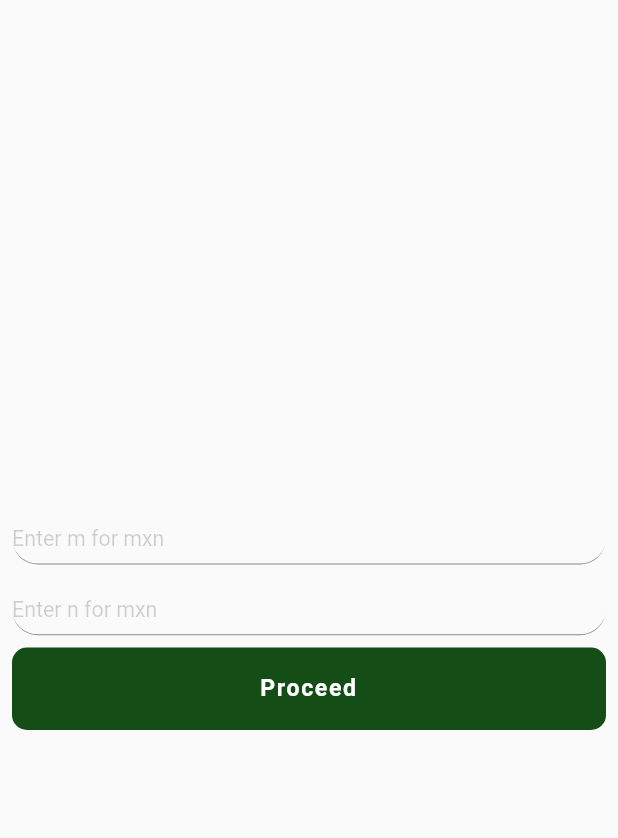
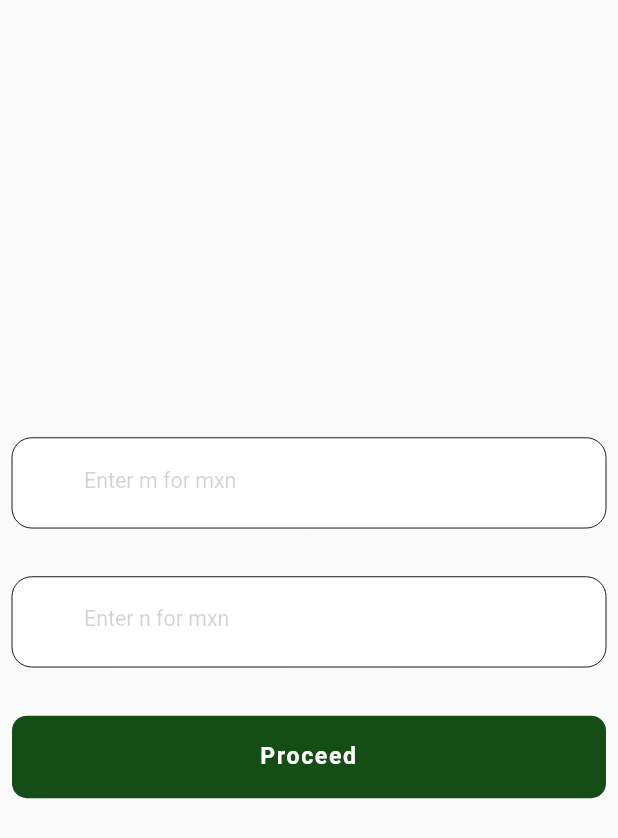
Before and after one commit to uttam-laila/mobigic_test, a Flutter app: the screen it shows after launch, after a tap on "Proceed", on a phone screen of 412 x 824 dp. Shown: the top 838 px of the screen. Run offline on Flutter 3.47's test engine with Material 2 defaults, Android fonts, the phone set to English and light mode, and no system bars; our stand-ins replace flutter_screenutil, get_it, injectable.

Commit message:
App is ready to review

```diff
--- a/lib/application/common_provider.dart
+++ b/lib/application/common_provider.dart
@@ -17,13 +17,15 @@ class CommonProvider with ChangeNotifier {
     controllerM.clear();
     controllerN.clear();
     controllerX.clear();
+    controllerSearch.clear();
+    list.clear();
   }
 
   void setState() {
     notifyListeners();
   }
 
-  void search() {
+  Future<void> search() async{
     List<List<String>> val = [];
 
     for (var i = 0;
--- a/lib/main.dart
+++ b/lib/main.dart
@@ -3,7 +3,7 @@ import 'package:flutter_screenutil/flutter_screenutil.dart';
 import 'package:injectable/injectable.dart';
 import 'package:mobigic_test/application/providers.dart';
 import 'package:mobigic_test/injection.dart';
-import 'package:mobigic_test/presentation/home_screen.dart';
+import 'package:mobigic_test/presentation/splash_screen.dart';
 import 'package:provider/provider.dart';
 
 void main() {
@@ -24,7 +24,7 @@ class MyApp extends StatelessWidget {
           return const MaterialApp(
             debugShowCheckedModeBanner: false,
             title: 'Mobigic Test',
-            home: SafeArea(child: HomePage()),
+            home: SafeArea(child: SplashScreen()),
           );
         },
       ),
--- /dev/null
+++ b/lib/presentation/core/constants.dart
@@ -0,0 +1,7 @@
+import 'package:flutter/material.dart';
+
+class AppConstants {
+  static Color green = const Color.fromARGB(255, 20, 77, 22);
+  static Color white = Colors.white;
+  static Color textColor = const Color.fromARGB(255, 30, 23, 23);
+}
--- a/lib/presentation/home_screen.dart
+++ b/lib/presentation/home_screen.dart
@@ -1,6 +1,9 @@
 import 'package:flutter/material.dart';
+import 'package:flutter_screenutil/flutter_screenutil.dart';
 import 'package:mobigic_test/application/common_provider.dart';
+import 'package:mobigic_test/presentation/core/constants.dart';
 import 'package:mobigic_test/presentation/puzzle_screen.dart';
+import 'package:mobigic_test/presentation/widgets/container_with_border.dart';
 import 'package:mobigic_test/presentation/widgets/custom_button.dart';
 import 'package:mobigic_test/presentation/widgets/custom_text_field.dart';
 import 'package:provider/provider.dart';
@@ -16,33 +19,64 @@ class HomePage extends StatelessWidget {
         child: Column(
           children: [
             Expanded(child: Container()),
-            CustomTextField(
+            ContainerWithBorder(
+              borderRadius: 12.sp,
+              borderColor: AppConstants.textColor,
+              child: CustomTextField(
+                prefixIcon: const Text('  '),
                 hintText: 'Enter m for mxn',
                 controller: Provider.of<CommonProvider>(context).controllerM,
                 inputType: TextInputType.number,
                 onChanged: (_) {
-                Provider.of<CommonProvider>(context, listen: false).setState();
+                  Provider.of<CommonProvider>(context, listen: false)
+                      .setState();
                 },
               ),
-            CustomTextField(
+            ),
+            SizedBox(
+              height: 32.h,
+            ),
+            ContainerWithBorder(
+              borderRadius: 12.sp,
+              borderColor: AppConstants.textColor,
+              child: CustomTextField(
+                textCapitalization: TextCapitalization.characters,
+                prefixIcon: const Text('  '),
                 hintText: 'Enter n for mxn',
                 controller: Provider.of<CommonProvider>(context).controllerN,
                 inputType: TextInputType.number,
                 onChanged: (_) {
-                Provider.of<CommonProvider>(context, listen: false).setState();
+                  Provider.of<CommonProvider>(context, listen: false)
+                      .setState();
                 },
+              ),
+            ),
+            SizedBox(
+              height: 32.h,
             ),
             if (Provider.of<CommonProvider>(context).controllerM.text != '' &&
                 Provider.of<CommonProvider>(context).controllerN.text != '')
-              CustomTextField(
+              ContainerWithBorder(
+                borderRadius: 12.sp,
+                borderColor: AppConstants.textColor,
+                child: CustomTextField(
+                  prefixIcon: const Text('  '),
                   hintText:
                       'Enter ${int.parse(Provider.of<CommonProvider>(context).controllerM.text) * int.parse(Provider.of<CommonProvider>(context).controllerN.text)} letters',
                   controller: Provider.of<CommonProvider>(context).controllerX,
-                maxLength: int.parse(
-                        Provider.of<CommonProvider>(context).controllerM.text) *
-                    int.parse(
-                        Provider.of<CommonProvider>(context).controllerN.text),
+                  maxLength: int.parse(Provider.of<CommonProvider>(context)
+                          .controllerM
+                          .text) *
+                      int.parse(Provider.of<CommonProvider>(context)
+                          .controllerN
+                          .text),
                   inputType: TextInputType.text,
+                ),
+              ),
+            if (Provider.of<CommonProvider>(context).controllerM.text != '' &&
+                Provider.of<CommonProvider>(context).controllerN.text != '')
+              SizedBox(
+                height: 32.h,
               ),
             CustomButton(
               lable: 'Proceed',
--- a/lib/presentation/splash_screen.dart
+++ b/lib/presentation/splash_screen.dart
@@ -0,0 +1,43 @@
+import 'package:flutter/material.dart';
+import 'package:flutter/src/widgets/container.dart';
+import 'package:flutter/src/widgets/framework.dart';
+import 'package:flutter_screenutil/flutter_screenutil.dart';
+import 'package:mobigic_test/presentation/core/constants.dart';
+import 'package:mobigic_test/presentation/home_screen.dart';
+import 'package:mobigic_test/presentation/widgets/container_with_border.dart';
+
+class SplashScreen extends StatefulWidget {
+  const SplashScreen({super.key});
+
+  @override
+  State<SplashScreen> createState() => _SplashScreenState();
+}
+
+class _SplashScreenState extends State<SplashScreen> {
+  @override
+  void initState() {
+    Future.delayed(const Duration(seconds: 3)).then((_) {
+      Navigator.pushAndRemoveUntil(context,
+          MaterialPageRoute(builder: (context) {
+        return const SafeArea(child: HomePage());
+      }), (route) => false);
+    });
+    super.initState();
+  }
+
+  @override
+  Widget build(BuildContext context) {
+    return Scaffold(
+        body: ContainerWithBorder(
+      height: MediaQuery.of(context).size.height,
+      width: MediaQuery.of(context).size.width,
+      boxColor: AppConstants.green,
+      child: Center(
+          child: Icon(
+        Icons.gamepad,
+        color: AppConstants.white,
+        size: 36.sp,
+      )),
+    ));
+  }
+}
--- a/lib/presentation/widgets/custom_button.dart
+++ b/lib/presentation/widgets/custom_button.dart
@@ -1,5 +1,6 @@
 import 'package:flutter/material.dart';
 import 'package:flutter_screenutil/flutter_screenutil.dart';
+import 'package:mobigic_test/presentation/core/constants.dart';
 
 class CustomButton extends StatelessWidget {
   const CustomButton({
@@ -59,7 +60,7 @@ class CustomButton extends StatelessWidget {
         width: width?.toDouble() ?? MediaQuery.of(context).size.width,
         height: height?.toDouble() ?? 55,
         decoration: BoxDecoration(
-          color: color ?? const Color.fromARGB(255, 20, 77, 22),
+          color: color ?? AppConstants.green,
           borderRadius: roundButton!
               ? BorderRadius.circular(1000)
               : topCornor!
--- a/lib/presentation/widgets/custom_text_field.dart
+++ b/lib/presentation/widgets/custom_text_field.dart
@@ -1,6 +1,7 @@
 import 'package:flutter/material.dart';
 import 'package:flutter/services.dart';
 import 'package:flutter_screenutil/flutter_screenutil.dart';
+import 'package:mobigic_test/presentation/core/constants.dart';
 
 class CustomTextField extends StatelessWidget {
   const CustomTextField({
@@ -94,12 +95,11 @@ class CustomTextField extends StatelessWidget {
                         : TextStyle(
                             color: lightTheme!
                                 ? Colors.white
-                                : const Color.fromARGB(255, 30, 23, 23),
+                                : AppConstants.textColor,
                           ),
                 keyboardType: inputType,
-                cursorColor: lightTheme!
-                    ? Colors.white
-                    : const Color.fromARGB(255, 30, 23, 23),
+                cursorColor:
+                    lightTheme! ? Colors.white : AppConstants.textColor,
                 initialValue: initialValue,
                 maxLines: maxLines?.toInt() ?? 1,
                 minLines: 1,
@@ -108,16 +108,15 @@ class CustomTextField extends StatelessWidget {
                 decoration: InputDecoration(
                   alignLabelWithHint: true,
                   hintStyle: TextStyle(
-                      color: const Color.fromARGB(255, 30, 23, 23).withOpacity(0.2),
+                      color: AppConstants.textColor.withOpacity(0.2),
                       fontSize: 13.sp),
-                  fillColor: lightTheme!
-                      ? Colors.white
-                      : const Color.fromARGB(255, 30, 23, 23),
+                  fillColor:
+                      lightTheme! ? Colors.white : AppConstants.textColor,
                   filled: lightTheme,
                   suffixIcon: suffixIcon,
                   prefixIcon: prefixIcon,
-                  prefixIconColor: const Color.fromARGB(255, 20, 77, 22),
-                  suffixIconColor: const Color.fromARGB(255, 20, 77, 22),
+                  prefixIconColor: AppConstants.green,
+                  suffixIconColor: AppConstants.green,
                   hintText: hintText,
                   counterText: counterText ?? '',
                   contentPadding: smallSize == true
@@ -134,7 +133,7 @@ class CustomTextField extends StatelessWidget {
                           borderSide: BorderSide(
                             color: lightTheme!
                                 ? Colors.white
-                                : const Color.fromARGB(255, 30, 23, 23).withOpacity(0.5),
+                                : AppConstants.textColor.withOpacity(0.5),
                             width: 0.6.w,
                           ),
                           borderRadius: BorderRadius.circular(24.sp),
@@ -143,7 +142,7 @@ class CustomTextField extends StatelessWidget {
                           borderSide: BorderSide(
                             color: lightTheme!
                                 ? Colors.white
-                                : const Color.fromARGB(255, 30, 23, 23).withOpacity(0.5),
+                                : AppConstants.textColor.withOpacity(0.0),
                             width: 0.6.w,
                           ),
                           borderRadius: BorderRadius.circular(24.sp),
@@ -154,7 +153,7 @@ class CustomTextField extends StatelessWidget {
                           borderSide: BorderSide(
                             color: lightTheme!
                                 ? Colors.white
-                                : const Color.fromARGB(255, 30, 23, 23).withOpacity(0.5),
+                                : AppConstants.textColor.withOpacity(0.5),
                             width: 0.5.w,
                           ),
                           borderRadius: BorderRadius.circular(24.sp),
@@ -163,7 +162,7 @@ class CustomTextField extends StatelessWidget {
                           borderSide: BorderSide(
                             color: lightTheme!
                                 ? Colors.white
-                                : const Color.fromARGB(255, 30, 23, 23).withOpacity(0.5),
+                                : AppConstants.textColor.withOpacity(0.5),
                             width: 0.5.w,
                           ),
                           borderRadius: BorderRadius.circular(24.sp),
@@ -173,14 +172,14 @@ class CustomTextField extends StatelessWidget {
                   focusedBorder: borderAround
                       ? OutlineInputBorder(
                           borderSide: BorderSide(
-                            color: const Color.fromARGB(255, 20, 77, 22),
+                            color: AppConstants.green,
                             width: 0.8.w,
                           ),
                           borderRadius: BorderRadius.circular(24.sp),
                         )
                       : UnderlineInputBorder(
                           borderSide: BorderSide(
-                            color: const Color.fromARGB(255, 20, 77, 22),
+                            color: AppConstants.green,
                             width: 0.8.w,
                           ),
                           borderRadius: BorderRadius.circular(24.sp),
@@ -219,8 +218,8 @@ class CustomTextField extends StatelessWidget {
                   labelText: labelText,
                   labelStyle: TextStyle(
                       color: lightTheme!
-                          ? const Color.fromARGB(255, 30, 23, 23)
-                          : const Color.fromARGB(255, 30, 23, 23).withOpacity(0.5),
+                          ? AppConstants.textColor
+                          : AppConstants.textColor.withOpacity(0.5),
                       letterSpacing: 1.sp,
                       fontSize: 15.sp),
                 ),
@@ -243,6 +242,4 @@ class CustomTextField extends StatelessWidget {
       ],
     );
   }
-
-
 }
```
Also changed, not shown: lib/presentation/puzzle_screen.dart (+45 -21 lines). Lines whose indentation alone changed are shown as unchanged.
